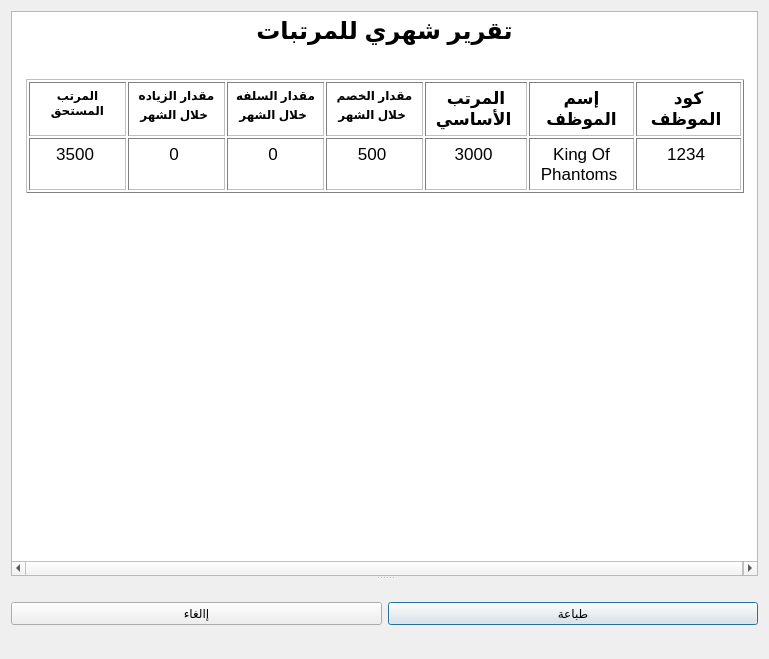
The window that print.ui (xman199775/jeanscar) describes before a commit, drawn with Qt 5.
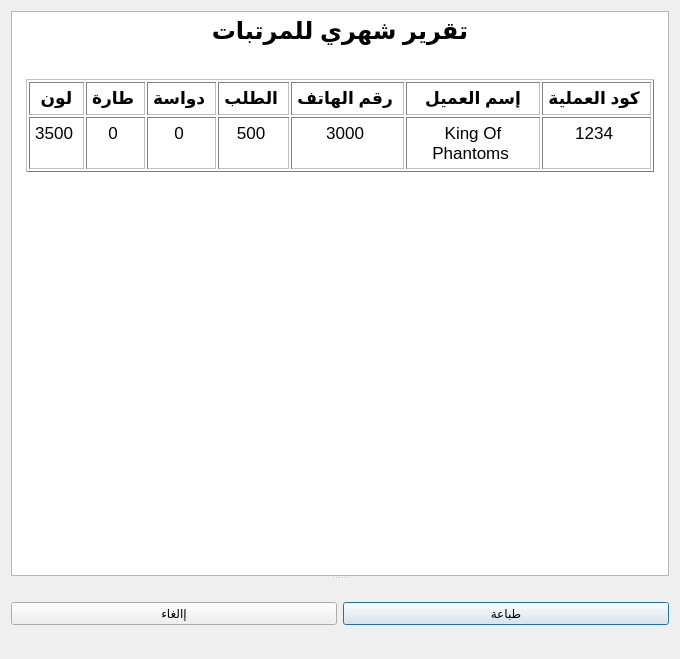
The same window after the commit. Icons and pictures are not drawn.

The edit to the form file:
```diff
--- a/print.ui
+++ b/print.ui
@@ -6,7 +6,7 @@
    <rect>
     <x>0</x>
     <y>0</y>
-    <width>769</width>
+    <width>680</width>
     <height>659</height>
    </rect>
   </property>
@@ -28,40 +28,40 @@
        <string>&lt;!DOCTYPE HTML PUBLIC &quot;-//W3C//DTD HTML 4.0//EN&quot; &quot;http://www.w3.org/TR/REC-html40/strict.dtd&quot;&gt;
 &lt;html&gt;&lt;head&gt;&lt;meta name=&quot;qrichtext&quot; content=&quot;1&quot; /&gt;&lt;title&gt;Jeans Car&lt;/title&gt;&lt;style type=&quot;text/css&quot;&gt;
 p, li { white-space: pre-wrap; }
-&lt;/style&gt;&lt;/head&gt;&lt;body style=&quot; font-family:'.SF NS Text'; font-size:13pt; font-weight:400; font-style:normal;&quot;&gt;
-&lt;p align=&quot;center&quot; style=&quot; margin-top:14px; margin-bottom:12px; margin-left:0px; margin-right:0px; -qt-block-indent:0; text-indent:0px;&quot;&gt;&lt;span style=&quot; font-size:18pt; font-weight:600;&quot;&gt;تقرير شهري للمرتبات&lt;/span&gt;&lt;/p&gt;
-&lt;p align=&quot;center&quot; style=&quot; margin-top:14px; margin-bottom:12px; margin-left:0px; margin-right:0px; -qt-block-indent:0; text-indent:0px;&quot;&gt;&lt;img src=&quot;:/logo/logo23.png&quot; width=&quot;100&quot; height=&quot;100&quot; /&gt; &lt;/p&gt;
+&lt;/style&gt;&lt;/head&gt;&lt;body style=&quot; font-family:'MS Shell Dlg 2'; font-size:8.25pt; font-weight:400; font-style:normal;&quot;&gt;
+&lt;p align=&quot;center&quot; style=&quot; margin-top:14px; margin-bottom:12px; margin-left:0px; margin-right:0px; -qt-block-indent:0; text-indent:0px;&quot;&gt;&lt;span style=&quot; font-family:'.SF NS Text'; font-size:18pt; font-weight:600;&quot;&gt;تقرير شهري للمرتبات&lt;/span&gt;&lt;/p&gt;
+&lt;p align=&quot;center&quot; style=&quot; margin-top:14px; margin-bottom:12px; margin-left:0px; margin-right:0px; -qt-block-indent:0; text-indent:0px;&quot;&gt;&lt;img src=&quot;:/logo/logo23.png&quot; width=&quot;100&quot; height=&quot;100&quot; /&gt;&lt;span style=&quot; font-family:'.SF NS Text'; font-size:13pt;&quot;&gt; &lt;/span&gt;&lt;/p&gt;
 &lt;table border=&quot;1&quot; style=&quot; margin-top:0px; margin-bottom:0px; margin-left:10px; margin-right:10px;&quot; cellspacing=&quot;2&quot; cellpadding=&quot;10&quot;&gt;
 &lt;tr&gt;
 &lt;td style=&quot; padding-left:5; padding-right:5; padding-top:5; padding-bottom:5;&quot;&gt;
-&lt;p align=&quot;center&quot; style=&quot; margin-top:0px; margin-bottom:0px; margin-left:0px; margin-right:0px; -qt-block-indent:0; text-indent:0px;&quot;&gt;&lt;span style=&quot; font-family:'-webkit-standard'; font-size:medium; font-weight:600; color:#000000;&quot;&gt;المرتب المستحق&lt;/span&gt;&lt;/p&gt;&lt;/td&gt;
+&lt;p align=&quot;center&quot; style=&quot; margin-top:0px; margin-bottom:0px; margin-left:0px; margin-right:0px; -qt-block-indent:0; text-indent:0px;&quot;&gt;&lt;span style=&quot; font-family:'-webkit-standard'; font-size:13pt; font-weight:600; color:#000000;&quot;&gt;لون&lt;/span&gt;&lt;/p&gt;&lt;/td&gt;
 &lt;td style=&quot; padding-left:5; padding-right:5; padding-top:5; padding-bottom:5;&quot;&gt;
-&lt;p align=&quot;center&quot; style=&quot; margin-top:0px; margin-bottom:0px; margin-left:0px; margin-right:0px; -qt-block-indent:0; text-indent:0px;&quot;&gt;&lt;span style=&quot; font-family:'-webkit-standard'; font-size:medium; font-weight:600; color:#000000;&quot;&gt;مقدار الزياده خلال الشهر&lt;/span&gt; &lt;/p&gt;&lt;/td&gt;
+&lt;p align=&quot;center&quot; style=&quot; margin-top:0px; margin-bottom:0px; margin-left:0px; margin-right:0px; -qt-block-indent:0; text-indent:0px;&quot;&gt;&lt;span style=&quot; font-family:'-webkit-standard'; font-size:13pt; font-weight:600; color:#000000;&quot;&gt;طارة&lt;/span&gt;&lt;span style=&quot; font-family:'.SF NS Text'; font-size:13pt;&quot;&gt; &lt;/span&gt;&lt;/p&gt;&lt;/td&gt;
 &lt;td style=&quot; padding-left:5; padding-right:5; padding-top:5; padding-bottom:5;&quot;&gt;
-&lt;p align=&quot;center&quot; style=&quot; margin-top:0px; margin-bottom:0px; margin-left:0px; margin-right:0px; -qt-block-indent:0; text-indent:0px;&quot;&gt;&lt;span style=&quot; font-family:'-webkit-standard'; font-size:medium; font-weight:600; color:#000000;&quot;&gt;مقدار السلفه خلال الشهر&lt;/span&gt; &lt;/p&gt;&lt;/td&gt;
+&lt;p align=&quot;center&quot; style=&quot; margin-top:0px; margin-bottom:0px; margin-left:0px; margin-right:0px; -qt-block-indent:0; text-indent:0px;&quot;&gt;&lt;span style=&quot; font-family:'-webkit-standard'; font-size:13pt; font-weight:600; color:#000000;&quot;&gt;دواسة&lt;/span&gt;&lt;span style=&quot; font-family:'.SF NS Text'; font-size:13pt;&quot;&gt; &lt;/span&gt;&lt;/p&gt;&lt;/td&gt;
 &lt;td style=&quot; padding-left:5; padding-right:5; padding-top:5; padding-bottom:5;&quot;&gt;
-&lt;p align=&quot;center&quot; style=&quot; margin-top:0px; margin-bottom:0px; margin-left:0px; margin-right:0px; -qt-block-indent:0; text-indent:0px;&quot;&gt;&lt;span style=&quot; font-family:'-webkit-standard'; font-size:medium; font-weight:600; color:#000000;&quot;&gt;مقدار الخصم خلال الشهر&lt;/span&gt; &lt;/p&gt;&lt;/td&gt;
+&lt;p align=&quot;center&quot; style=&quot; margin-top:0px; margin-bottom:0px; margin-left:0px; margin-right:0px; -qt-block-indent:0; text-indent:0px;&quot;&gt;&lt;span style=&quot; font-family:'-webkit-standard'; font-size:13pt; font-weight:600; color:#000000;&quot;&gt;الطلب&lt;/span&gt;&lt;span style=&quot; font-family:'.SF NS Text'; font-size:13pt;&quot;&gt; &lt;/span&gt;&lt;/p&gt;&lt;/td&gt;
 &lt;td style=&quot; padding-left:5; padding-right:5; padding-top:5; padding-bottom:5;&quot;&gt;
-&lt;p align=&quot;center&quot; style=&quot; margin-top:0px; margin-bottom:0px; margin-left:0px; margin-right:0px; -qt-block-indent:0; text-indent:0px;&quot;&gt;&lt;span style=&quot; font-weight:600;&quot;&gt;المرتب الأساسي &lt;/span&gt;&lt;/p&gt;&lt;/td&gt;
+&lt;p align=&quot;center&quot; style=&quot; margin-top:0px; margin-bottom:0px; margin-left:0px; margin-right:0px; -qt-block-indent:0; text-indent:0px;&quot;&gt;&lt;span style=&quot; font-family:'.SF NS Text'; font-size:13pt; font-weight:600;&quot;&gt;رقم الهاتف &lt;/span&gt;&lt;/p&gt;&lt;/td&gt;
 &lt;td style=&quot; padding-left:5; padding-right:5; padding-top:5; padding-bottom:5;&quot;&gt;
-&lt;p align=&quot;center&quot; style=&quot; margin-top:0px; margin-bottom:0px; margin-left:0px; margin-right:0px; -qt-block-indent:0; text-indent:0px;&quot;&gt;&lt;span style=&quot; font-weight:600;&quot;&gt;إسم الموظف&lt;/span&gt;&lt;/p&gt;&lt;/td&gt;
+&lt;p align=&quot;center&quot; style=&quot; margin-top:0px; margin-bottom:0px; margin-left:0px; margin-right:0px; -qt-block-indent:0; text-indent:0px;&quot;&gt;&lt;span style=&quot; font-family:'.SF NS Text'; font-size:13pt; font-weight:600;&quot;&gt;إسم العميل&lt;/span&gt;&lt;/p&gt;&lt;/td&gt;
 &lt;td style=&quot; padding-left:5; padding-right:5; padding-top:5; padding-bottom:5;&quot;&gt;
-&lt;p align=&quot;center&quot; style=&quot; margin-top:0px; margin-bottom:0px; margin-left:0px; margin-right:0px; -qt-block-indent:0; text-indent:0px;&quot;&gt;&lt;span style=&quot; font-weight:600;&quot;&gt;كود الموظف &lt;/span&gt;&lt;/p&gt;&lt;/td&gt;&lt;/tr&gt;
+&lt;p align=&quot;center&quot; style=&quot; margin-top:0px; margin-bottom:0px; margin-left:0px; margin-right:0px; -qt-block-indent:0; text-indent:0px;&quot;&gt;&lt;span style=&quot; font-family:'.SF NS Text'; font-size:13pt; font-weight:600;&quot;&gt;كود العملية &lt;/span&gt;&lt;/p&gt;&lt;/td&gt;&lt;/tr&gt;
 &lt;tr&gt;
 &lt;td style=&quot; padding-left:5; padding-right:5; padding-top:5; padding-bottom:5;&quot;&gt;
-&lt;p align=&quot;center&quot; style=&quot; margin-top:0px; margin-bottom:0px; margin-left:0px; margin-right:0px; -qt-block-indent:0; text-indent:0px;&quot;&gt;3500 &lt;/p&gt;&lt;/td&gt;
+&lt;p align=&quot;center&quot; style=&quot; margin-top:0px; margin-bottom:0px; margin-left:0px; margin-right:0px; -qt-block-indent:0; text-indent:0px;&quot;&gt;&lt;span style=&quot; font-family:'.SF NS Text'; font-size:13pt;&quot;&gt;3500 &lt;/span&gt;&lt;/p&gt;&lt;/td&gt;
 &lt;td style=&quot; padding-left:5; padding-right:5; padding-top:5; padding-bottom:5;&quot;&gt;
-&lt;p align=&quot;center&quot; style=&quot; margin-top:0px; margin-bottom:0px; margin-left:0px; margin-right:0px; -qt-block-indent:0; text-indent:0px;&quot;&gt;0 &lt;/p&gt;&lt;/td&gt;
+&lt;p align=&quot;center&quot; style=&quot; margin-top:0px; margin-bottom:0px; margin-left:0px; margin-right:0px; -qt-block-indent:0; text-indent:0px;&quot;&gt;&lt;span style=&quot; font-family:'.SF NS Text'; font-size:13pt;&quot;&gt;0 &lt;/span&gt;&lt;/p&gt;&lt;/td&gt;
 &lt;td style=&quot; padding-left:5; padding-right:5; padding-top:5; padding-bottom:5;&quot;&gt;
-&lt;p align=&quot;center&quot; style=&quot; margin-top:0px; margin-bottom:0px; margin-left:0px; margin-right:0px; -qt-block-indent:0; text-indent:0px;&quot;&gt;0 &lt;/p&gt;&lt;/td&gt;
+&lt;p align=&quot;center&quot; style=&quot; margin-top:0px; margin-bottom:0px; margin-left:0px; margin-right:0px; -qt-block-indent:0; text-indent:0px;&quot;&gt;&lt;span style=&quot; font-family:'.SF NS Text'; font-size:13pt;&quot;&gt;0 &lt;/span&gt;&lt;/p&gt;&lt;/td&gt;
 &lt;td style=&quot; padding-left:5; padding-right:5; padding-top:5; padding-bottom:5;&quot;&gt;
-&lt;p align=&quot;center&quot; style=&quot; margin-top:0px; margin-bottom:0px; margin-left:0px; margin-right:0px; -qt-block-indent:0; text-indent:0px;&quot;&gt;500 &lt;/p&gt;&lt;/td&gt;
+&lt;p align=&quot;center&quot; style=&quot; margin-top:0px; margin-bottom:0px; margin-left:0px; margin-right:0px; -qt-block-indent:0; text-indent:0px;&quot;&gt;&lt;span style=&quot; font-family:'.SF NS Text'; font-size:13pt;&quot;&gt;500 &lt;/span&gt;&lt;/p&gt;&lt;/td&gt;
 &lt;td style=&quot; padding-left:5; padding-right:5; padding-top:5; padding-bottom:5;&quot;&gt;
-&lt;p align=&quot;center&quot; style=&quot; margin-top:0px; margin-bottom:0px; margin-left:0px; margin-right:0px; -qt-block-indent:0; text-indent:0px;&quot;&gt;3000 &lt;/p&gt;&lt;/td&gt;
+&lt;p align=&quot;center&quot; style=&quot; margin-top:0px; margin-bottom:0px; margin-left:0px; margin-right:0px; -qt-block-indent:0; text-indent:0px;&quot;&gt;&lt;span style=&quot; font-family:'.SF NS Text'; font-size:13pt;&quot;&gt;3000 &lt;/span&gt;&lt;/p&gt;&lt;/td&gt;
 &lt;td style=&quot; padding-left:5; padding-right:5; padding-top:5; padding-bottom:5;&quot;&gt;
-&lt;p align=&quot;center&quot; style=&quot; margin-top:0px; margin-bottom:0px; margin-left:0px; margin-right:0px; -qt-block-indent:0; text-indent:0px;&quot;&gt;King Of Phantoms &lt;/p&gt;&lt;/td&gt;
+&lt;p align=&quot;center&quot; style=&quot; margin-top:0px; margin-bottom:0px; margin-left:0px; margin-right:0px; -qt-block-indent:0; text-indent:0px;&quot;&gt;&lt;span style=&quot; font-family:'.SF NS Text'; font-size:13pt;&quot;&gt;King Of Phantoms &lt;/span&gt;&lt;/p&gt;&lt;/td&gt;
 &lt;td style=&quot; padding-left:5; padding-right:5; padding-top:5; padding-bottom:5;&quot;&gt;
-&lt;p align=&quot;center&quot; style=&quot; margin-top:0px; margin-bottom:0px; margin-left:0px; margin-right:0px; -qt-block-indent:0; text-indent:0px;&quot;&gt;1234 &lt;/p&gt;&lt;/td&gt;&lt;/tr&gt;&lt;/table&gt;&lt;/body&gt;&lt;/html&gt;</string>
+&lt;p align=&quot;center&quot; style=&quot; margin-top:0px; margin-bottom:0px; margin-left:0px; margin-right:0px; -qt-block-indent:0; text-indent:0px;&quot;&gt;&lt;span style=&quot; font-family:'.SF NS Text'; font-size:13pt;&quot;&gt;1234 &lt;/span&gt;&lt;/p&gt;&lt;/td&gt;&lt;/tr&gt;&lt;/table&gt;&lt;/body&gt;&lt;/html&gt;</string>
       </property>
      </widget>
      <widget class="QWidget" name="layoutWidget">
```
